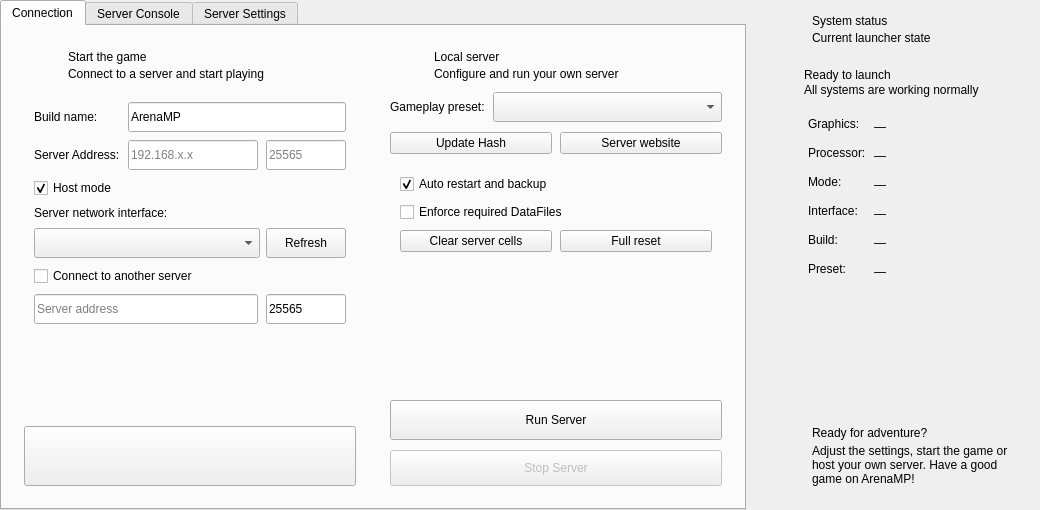
Before: the Qt Designer form files/ui/playpage.ui in pporsilkde/AMP, drawn with Qt 5.
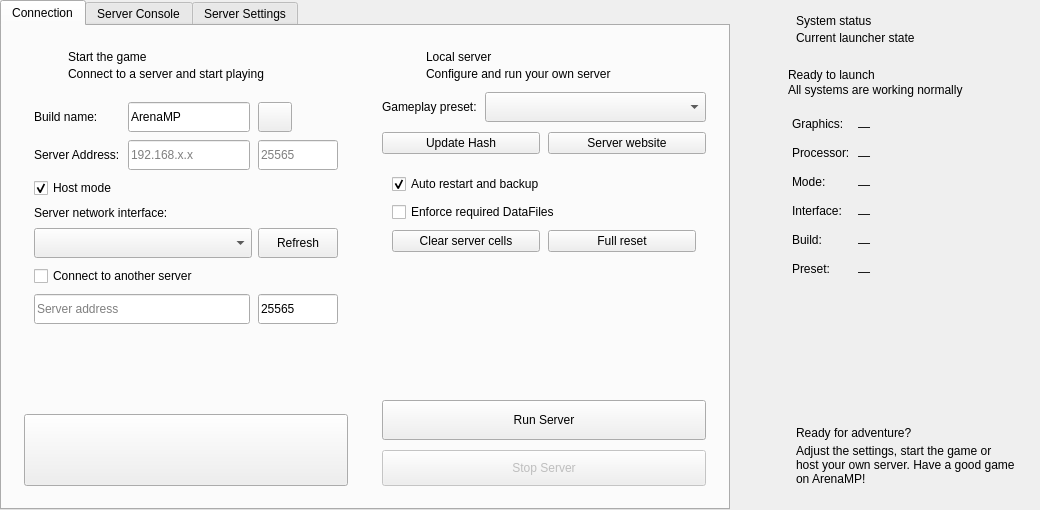
After: the same form once the commit is applied. Custom widgets are drawn as their Qt base class.

Patch:
```diff
--- a/files/ui/playpage.ui
+++ b/files/ui/playpage.ui
@@ -165,7 +165,7 @@
                </property>
               </widget>
              </item>
-             <item row="0" column="1" colspan="2">
+             <item row="0" column="1">
               <widget class="QLineEdit" name="buildNameEdit">
                <property name="sizePolicy">
                 <sizepolicy hsizetype="Expanding" vsizetype="Fixed">
@@ -184,6 +184,31 @@
                </property>
               </widget>
              </item>
+             <item row="0" column="2">
+              <widget class="QPushButton" name="changeBuildButton">
+               <property name="minimumSize">
+                <size>
+                 <width>34</width>
+                 <height>30</height>
+                </size>
+               </property>
+               <property name="maximumSize">
+                <size>
+                 <width>34</width>
+                 <height>30</height>
+                </size>
+               </property>
+               <property name="toolTip">
+                <string>Choose another build folder or create a new build</string>
+               </property>
+               <property name="text">
+                <string />
+               </property>
+               <property name="arenaQuiet" stdset="0">
+                <bool>true</bool>
+               </property>
+              </widget>
+             </item>
              <item row="1" column="0">
               <widget class="QLabel" name="serverLabel">
                <property name="text">
@@ -430,13 +455,13 @@
             <property name="minimumSize">
              <size>
               <width>0</width>
-              <height>60</height>
+              <height>72</height>
              </size>
             </property>
             <property name="maximumSize">
              <size>
               <width>16777215</width>
-              <height>60</height>
+              <height>72</height>
              </size>
             </property>
             <property name="cursor">
@@ -2058,13 +2083,13 @@
     <widget class="QFrame" name="statusPanel">
      <property name="minimumSize">
       <size>
-       <width>284</width>
+       <width>300</width>
        <height>0</height>
       </size>
      </property>
      <property name="maximumSize">
       <size>
-       <width>284</width>
+       <width>300</width>
        <height>16777215</height>
       </size>
      </property>
@@ -2625,6 +2650,13 @@
    </item>
   </layout>
  </widget>
+ <customwidgets>
+  <customwidget>
+   <class>ArenaUi::HeroButton</class>
+   <extends>QPushButton</extends>
+   <header>components/misc/arenaherobutton.hpp</header>
+  </customwidget>
+ </customwidgets>
  <resources />
  <connections />
 </ui>
```
Left out of the diff: 5 changed lines with no effect on the pictures.
